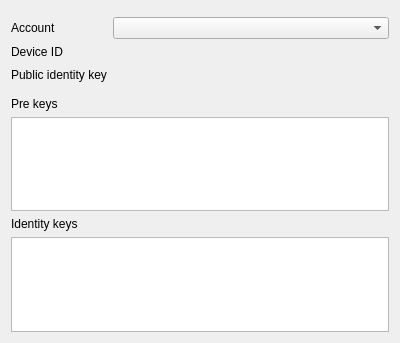
Old version of the form src/plugins/omemo/omemokeys.ui in the repository eyecu-im/eyecu-qt.
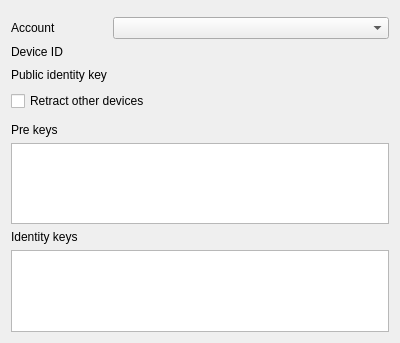
New version of the form.

Commit message: Implemment "Retract other devices" option.

```diff
--- a/src/plugins/omemo/omemokeys.ui
+++ b/src/plugins/omemo/omemokeys.ui
@@ -94,6 +94,13 @@
        </item>
       </layout>
      </item>
+     <item row="3" column="0" colspan="2">
+      <widget class="QCheckBox" name="cbRetractOther">
+       <property name="text">
+        <string>Retract other devices</string>
+       </property>
+      </widget>
+     </item>
     </layout>
    </item>
    <item>
```
Left out of the diff: 17 changed lines with no effect on the pictures. The commit also changes 9 other files.
